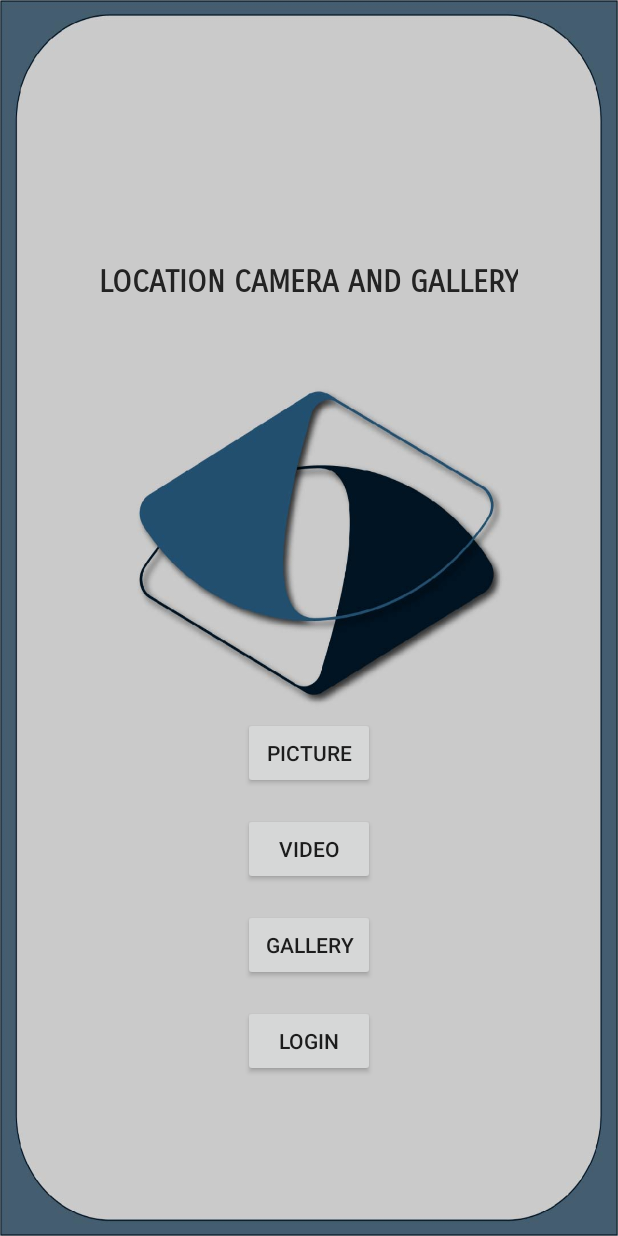
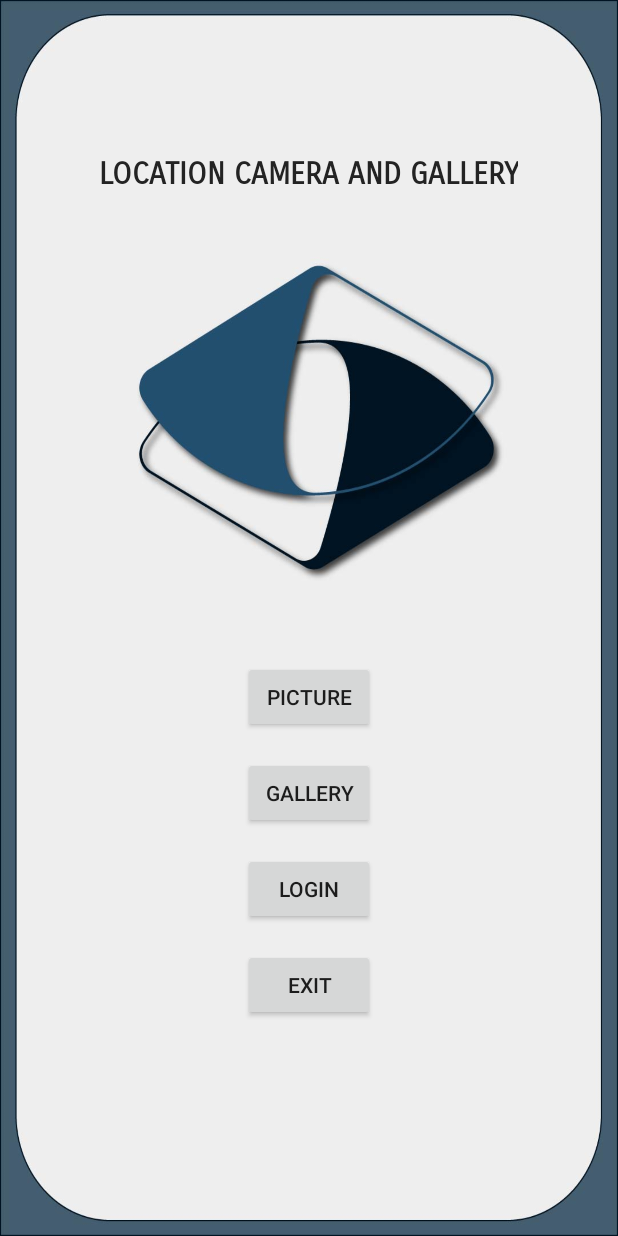
Before and after one commit to anninablum/mod335, an Android app: the screen it shows after launch (HomepageActivity), on a phone screen of 412 x 824 dp. Run offline under Robolectric (Android 15) with nearby library versions, the phone set to English and light mode, and no system bars.

Commit message:
exit button and homepage background

```diff
--- a/app/src/main/java/annina/halloandroid/ExampleAdapter.java
+++ b/app/src/main/java/annina/halloandroid/ExampleAdapter.java
@@ -18,12 +18,14 @@ private ArrayList<ExampleItem> mExampleList;
         public ImageView mImageView;
         public TextView mTextView1;
         public TextView mTextView2;
+        public TextView mTextView3;
 
         public ExampleViewHolder(@NonNull View itemView) {
             super(itemView);
             mImageView = itemView.findViewById(R.id.imageView);
             mTextView1 = itemView.findViewById(R.id.textView);
             mTextView2 = itemView.findViewById(R.id.textView2);
+            mTextView3 = itemView.findViewById(R.id.textView3);
         }
     }
 
@@ -44,6 +46,7 @@ private ArrayList<ExampleItem> mExampleList;
         holder.mImageView.setImageResource(currentItem.getmImageResource());
         holder.mTextView1.setText(currentItem.getmText1());
         holder.mTextView2.setText(currentItem.getmText2());
+        holder.mTextView3.setText(currentItem.getmText3());
     }
 
     @Override
--- a/app/src/main/java/annina/halloandroid/HomepageActivity.java
+++ b/app/src/main/java/annina/halloandroid/HomepageActivity.java
@@ -2,7 +2,6 @@ package annina.halloandroid;
 
 import android.content.Intent;
 import android.os.Bundle;
-import android.provider.MediaStore;
 import android.widget.Button;
 
 import androidx.appcompat.app.AppCompatActivity;
@@ -23,11 +22,13 @@ public class HomepageActivity extends AppCompatActivity {
             startActivity(intent);
         });
 
-        Button btn_video = findViewById(R.id.btn_HomepageVideo);
-        btn_video.setOnClickListener(v -> {
-            Intent intent = new Intent(MediaStore.INTENT_ACTION_VIDEO_CAMERA);
-            startActivity(intent);
+        Button btn_exit = findViewById(R.id.btn_HomepageExit);
+        btn_exit.setOnClickListener(v -> {
+            finish();
+            System.exit(0);
+
         });
+
 
         Button btn_gallery = findViewById(R.id.btn_HomepageGallery);
         btn_gallery.setOnClickListener(v -> {
--- a/app/src/main/res/layout/activity_homepage.xml
+++ b/app/src/main/res/layout/activity_homepage.xml
@@ -4,7 +4,7 @@
     xmlns:tools="http://schemas.android.com/tools"
     android:layout_width="match_parent"
     android:layout_height="match_parent"
-    android:background="@drawable/im_background1"
+    android:background="@drawable/im_noncentert"
     tools:context=".HomepageActivity">
 
     <Button
@@ -24,24 +24,24 @@
         app:layout_constraintVertical_bias="0.48" />
 
     <Button
-        android:id="@+id/btn_HomepageVideo"
+        android:id="@+id/btn_HomepageExit"
         android:layout_width="wrap_content"
         android:layout_height="wrap_content"
         android:layout_marginStart="32dp"
         android:layout_marginTop="16dp"
         android:layout_marginEnd="32dp"
-        android:text="@string/homepage_video"
+        android:text="@string/homepage_exit"
         app:layout_constraintEnd_toEndOf="parent"
         app:layout_constraintHorizontal_bias="0.5"
         app:layout_constraintStart_toStartOf="parent"
-        app:layout_constraintTop_toBottomOf="@+id/btn_HomepageCamara" />
+        app:layout_constraintTop_toBottomOf="@+id/btn_HomepageLogin" />
 
     <TextView
         android:id="@+id/homepageTitle"
         android:layout_width="wrap_content"
         android:layout_height="wrap_content"
         android:layout_marginStart="32dp"
-        android:layout_marginTop="176dp"
+        android:layout_marginTop="104dp"
         android:layout_marginEnd="32dp"
         android:fontFamily="sans-serif-smallcaps"
         android:text="@string/homepage_title"
@@ -67,7 +67,7 @@
         app:layout_constraintEnd_toEndOf="parent"
         app:layout_constraintHorizontal_bias="0.5"
         app:layout_constraintStart_toStartOf="parent"
-        app:layout_constraintTop_toBottomOf="@+id/btn_HomepageVideo" />
+        app:layout_constraintTop_toBottomOf="@+id/btn_HomepageCamara" />
 
     <Button
         android:id="@+id/btn_HomepageLogin"
--- a/app/src/main/res/values/strings.xml
+++ b/app/src/main/res/values/strings.xml
@@ -46,5 +46,6 @@
     <string name="description">Dieses Bild wurde mit XY aufgenommen.</string>
     <string name="bnt_capture_picture">Take a Picture</string>
     <string name="title_activity_maps">Map</string>
+    <string name="homepage_exit">Exit</string>
 
 </resources>
```
Also changed, not shown: app/src/main/java/annina/halloandroid/ExampleGalleryActivity.java (+6 -3 lines), app/src/main/java/annina/halloandroid/ExampleItem.java (+7 -1 lines), app/src/main/res/layout/example_item.xml (+6 -6 lines), app/src/main/res/drawable-v24/ic_logo.png (added), app/src/main/res/drawable-v24/im_noncentert.jpg (added), app/src/main/res/drawable-v24/im_off_white.jpg (added).
